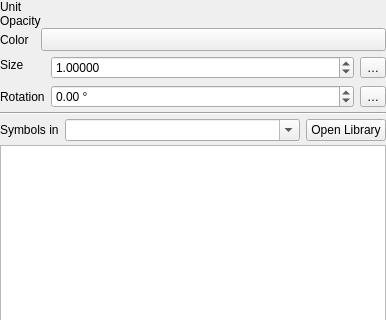
Old version of the form src/ui/symbollayer/widget_symbolslist.ui in the repository qgis/QGIS; both pictures show x 0 to 386 and y 0 to 320 of the 386 by 619 pixel window.
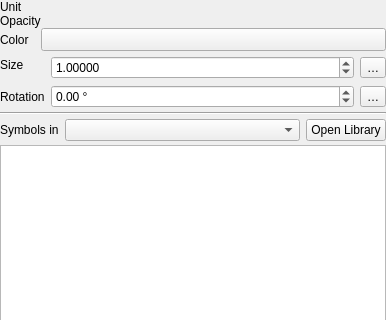
New version of the form. Custom widgets are drawn as their Qt base class.

Commit message:
[ux] Make tag combobox in symbol selector non-editable
There doesn't seem to be any reason to support edits here!

Diff of the .ui file:
```diff
--- a/src/ui/symbollayer/widget_symbolslist.ui
+++ b/src/ui/symbollayer/widget_symbolslist.ui
@@ -100,7 +100,7 @@
         </size>
        </property>
        <property name="editable">
-        <bool>true</bool>
+        <bool>false</bool>
        </property>
       </widget>
      </item>
```
